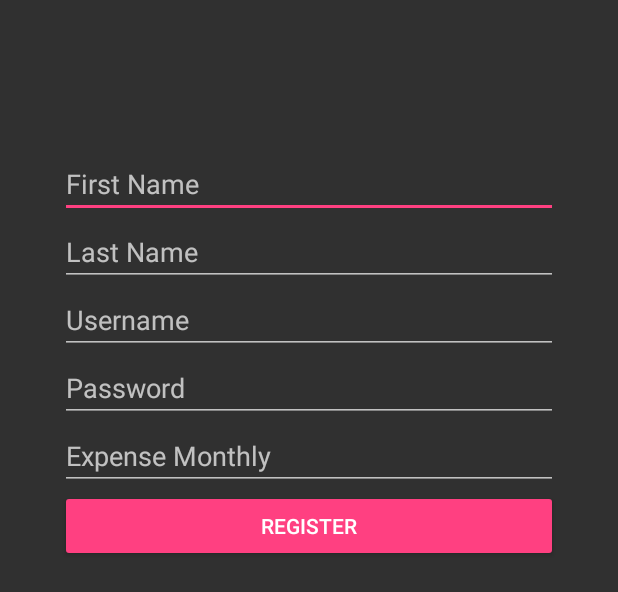
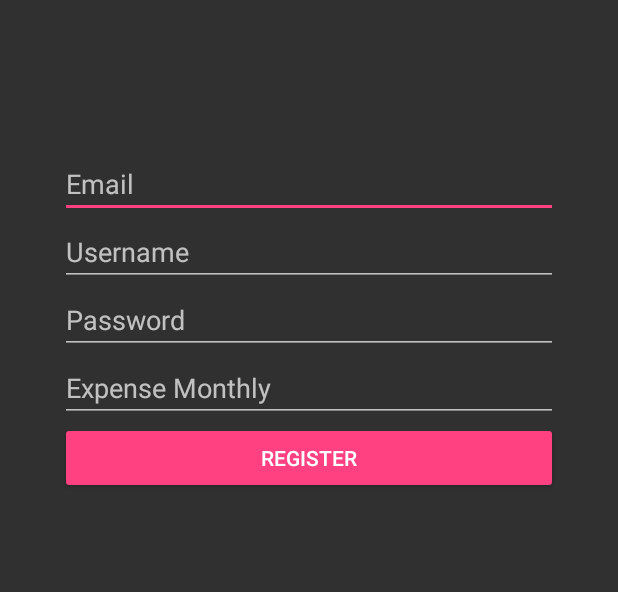
Before and after one commit to WilliamGautama/ProgMob, an Android app: the layout activity_register.xml on its own in the app's theme, with its tools: preview values and no code run, on a phone screen of 412 x 824 dp. Shown: the top 592 px of the screen. Run offline under Robolectric (Android 15) with nearby library versions, the phone set to English and light mode, and no system bars.

Commit message:
Android Expense Tracker

```diff
--- a/Android Expense Tracker/app/src/main/res/layout/activity_register.xml
+++ b/Android Expense Tracker/app/src/main/res/layout/activity_register.xml
@@ -9,27 +9,19 @@
     android:layout_height="match_parent">
 
     <EditText
-        android:id="@+id/txtFirstName"
+        android:id="@+id/txtEmail"
         android:layout_width="match_parent"
         android:layout_height="wrap_content"
         android:ems="10"
-        android:inputType="textPersonName"
-        android:hint="@string/label_first_name"/>
-
-    <EditText
-        android:id="@+id/txtLastName"
-        android:layout_width="match_parent"
-        android:layout_height="wrap_content"
-        android:ems="10"
-        android:inputType="textPersonName"
-        android:hint="@string/label_last_name"/>
+        android:inputType="textEmailAddress"
+        android:hint="@string/label_email"/>
 
     <EditText
         android:id="@+id/txtUsernameRegis"
         android:layout_width="match_parent"
         android:layout_height="wrap_content"
         android:ems="10"
-        android:hint="@string/label_username"
+        android:hint="@string/label_username_regis"
         android:inputType="text" />
 
     <EditText
@@ -37,7 +29,7 @@
         android:layout_width="match_parent"
         android:layout_height="wrap_content"
         android:ems="10"
-        android:hint="@string/label_password"
+        android:hint="@string/label_password_regis"
         android:inputType="textPassword" />
 
     <EditText
--- a/Android Expense Tracker/app/src/main/res/values/strings.xml
+++ b/Android Expense Tracker/app/src/main/res/values/strings.xml
@@ -1,12 +1,22 @@
 <resources>
     <string name="app_name">Android Expense Tracker</string>
+    <!--String for login view-->
+    <string name="title_activity_login">Login Sign In</string>
     <string name="label_username">Username</string>
-    <string name="label_first_name">First Name</string>
-    <string name="label_last_name">Last Name</string>
-    <string name="label_expense_monthly">Expense Monthly</string>
     <string name="label_password">Password</string>
     <string name="action_sign_in">Sign in</string>
     <string name="action_sign_up">Sign up</string>
+    <string name="action_forgot_password">Forgot Password?</string>
+
+    <!--String for register view-->
+    <string name="title_activity_register">Register</string>
+    <string name="label_username_regis">Username</string>
+    <string name="label_password_regis">Password</string>
+    <string name="label_email">Email</string>
+    <string name="label_last_name">Last Name</string>
+    <string name="label_expense_monthly">Expense Monthly</string>
     <string name="action_register">Register</string>
-    <string name="action_forgot_password">Forgot Password?</string>
+    <!--String for main view-->
+    <string name="title_activity_main">Main Menu</string>
+
 </resources>
```
Also changed, not shown: Android Expense Tracker/app/src/main/AndroidManifest.xml (+6 -2 lines), Android Expense Tracker/app/src/main/java/com/william/androidexpensetracker/LoginActivity.java (+18 -1 lines), Android Expense Tracker/app/src/main/java/com/william/androidexpensetracker/RegisterActivity.java (+5 -7 lines).
